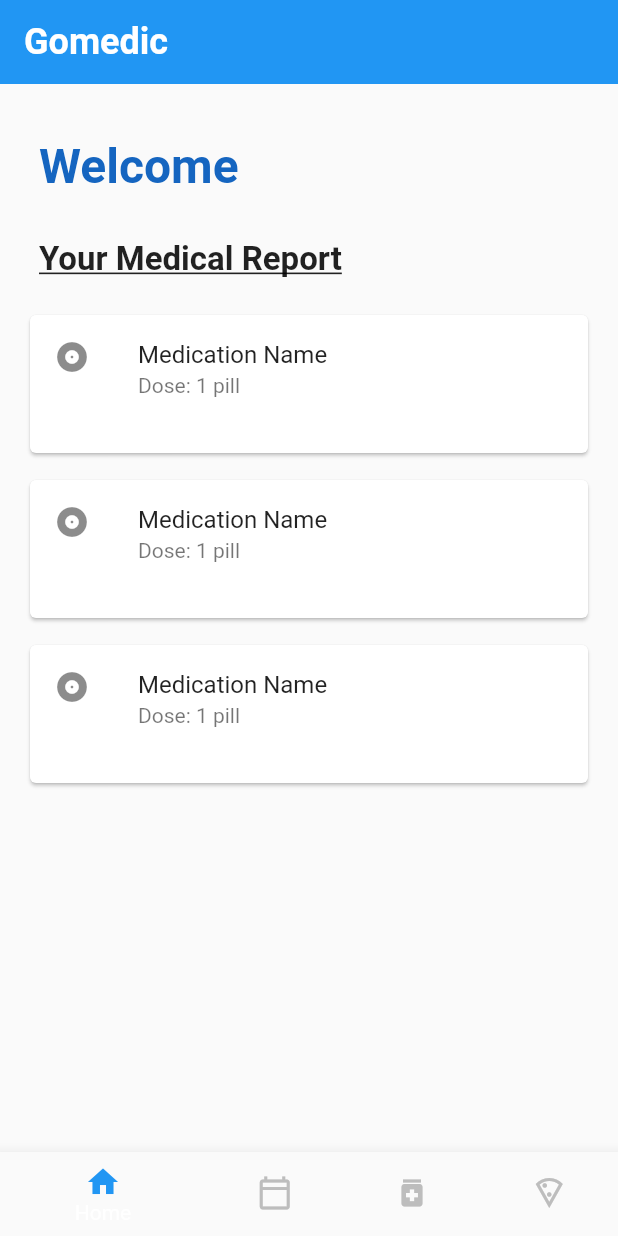
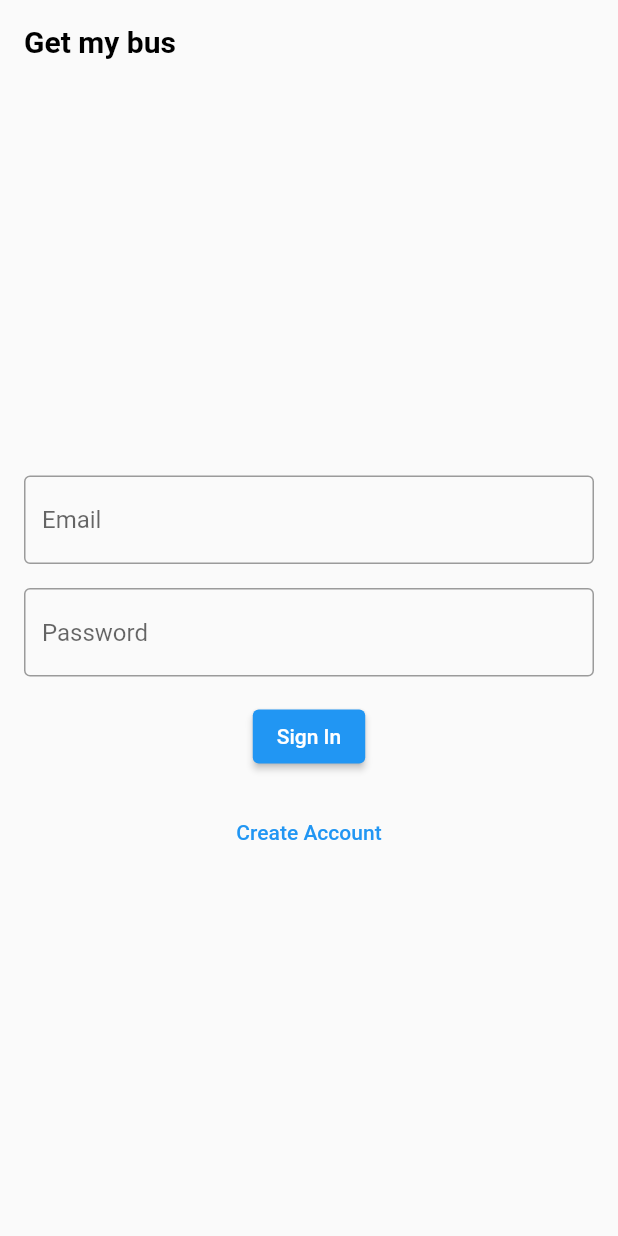
Before and after one commit to navaneethkulal8/hacktofuturehealthcare, a Flutter app: the screen it shows after launch, on a phone screen of 412 x 824 dp. Run offline on Flutter 3.47's test engine with Material 2 defaults, Android fonts, the light colour scheme and no system bars; our stand-ins replace firebase_auth; accounts and stored records are empty.

Commit message:
login and create account

```diff
--- a/lib/main.dart
+++ b/lib/main.dart
@@ -1,70 +1,49 @@
 import 'package:flutter/material.dart';
-import 'package:gomedic/pages/explorepage.dart';
-import 'package:gomedic/pages/homepage.dart';
-import 'package:gomedic/pages/navigationpage.dart';
-import 'package:gomedic/pages/profilepage.dart';
+import 'package:firebase_auth/firebase_auth.dart';
+import 'package:gomedic/pages/controllerpage.dart';
+import 'package:gomedic/pages/loginpage.dart';
+import 'package:gomedic/pages/createaccount.dart';
 
 void main() {
-  runApp(MyApp());
+  runApp(const MyApp());
 }
 
 class MyApp extends StatelessWidget {
+  const MyApp({Key? key}) : super(key: key);
+
   @override
   Widget build(BuildContext context) {
-    return MaterialApp(title: 'My App', home: BottomNavBar());
+    return MaterialApp(
+      title: 'Gomedic',
+      home: AuthWrapper(),
+    );
   }
 }
 
-class BottomNavBar extends StatefulWidget {
-  @override
-  _BottomNavBarState createState() => _BottomNavBarState();
-}
-
-class _BottomNavBarState extends State<BottomNavBar> {
-  int _currentIndex = 0;
-  final List<Widget> _pages = [
-    HomePage(),
-    ExplorePage(),
-    NotificationsPage(),
-    ProfilePage(),
-  ];
-
+class AuthWrapper extends StatelessWidget {
   @override
   Widget build(BuildContext context) {
-    return Scaffold(
-      body: _pages[_currentIndex],
-      bottomNavigationBar: BottomNavigationBar(
-        currentIndex: _currentIndex,
-        onTap: (int index) {
-          setState(() {
-            _currentIndex = index;
-          });
-        },
-        selectedIconTheme: IconThemeData(
-          color: Colors.blue,
-        ),
-        unselectedIconTheme: IconThemeData(
-          color: Colors.grey[400],
-        ),
-        items: [
-          BottomNavigationBarItem(
-            icon: Icon(Icons.home),
-            label: 'Home',
-          ),
-          BottomNavigationBarItem(
-            icon: Icon(Icons.calendar_today_outlined),
-            label: 'appointment',
-          ),
-          BottomNavigationBarItem(
-            icon: Icon(Icons.medication),
-            label: 'Medication',
-          ),
-          BottomNavigationBarItem(
-            icon: Icon(Icons.local_pizza_outlined),
-            label: 'Diet',
-          ),
-        ],
-      ),
+    return StreamBuilder<User?>(
+      stream: FirebaseAuth.instance.authStateChanges(),
+      builder: (context, snapshot) {
+        if (snapshot.connectionState == ConnectionState.active) {
+          final user = snapshot.data;
+          if (user != null) {
+            // User is logged in, navigate to the ControllerPage.
+            return ControllerPage();
+          } else {
+            // User is not logged in, show the LoginPage.
+            return LoginPage();
+          }
+        } else {
+          // Show a loading indicator or splash screen while checking the user's authentication state.
+          return Scaffold(
+            body: Center(
+              child: CircularProgressIndicator(),
+            ),
+          );
+        }
+      },
     );
   }
 }
--- a/lib/pages/homepage.dart
+++ b/lib/pages/homepage.dart
@@ -1,6 +1,8 @@
 import 'package:flutter/material.dart';
 
 class HomePage extends StatefulWidget {
+  const HomePage({super.key});
+
   @override
   _HomePageState createState() => _HomePageState();
 }
@@ -10,7 +12,7 @@ class _HomePageState extends State<HomePage> {
   Widget build(BuildContext context) {
     return Scaffold(
       appBar: AppBar(
-        title: Text(
+        title: const Text(
           'Gomedic',
           style: TextStyle(
             color: Colors.white,
@@ -27,7 +29,7 @@ class _HomePageState extends State<HomePage> {
           child: Column(
             crossAxisAlignment: CrossAxisAlignment.start,
             children: [
-              SizedBox(height: 20),
+              const SizedBox(height: 20),
               Padding(
                 padding: const EdgeInsets.symmetric(horizontal: 10),
                 child: Text(
@@ -39,9 +41,9 @@ class _HomePageState extends State<HomePage> {
                   ),
                 ),
               ),
-              SizedBox(height: 30),
-              Padding(
-                padding: const EdgeInsets.symmetric(horizontal: 10),
+              const SizedBox(height: 30),
+              const Padding(
+                padding: EdgeInsets.symmetric(horizontal: 10),
                 child: Text(
                   'Your Medical Report',
                   style: TextStyle(
@@ -51,8 +53,8 @@ class _HomePageState extends State<HomePage> {
                   ),
                 ),
               ),
-              SizedBox(height: 20),
-              SizedBox(
+              const SizedBox(height: 20),
+              const SizedBox(
                 height: 100,
                 child: Card(
                   child: Column(
@@ -67,8 +69,8 @@ class _HomePageState extends State<HomePage> {
                   ),
                 ),
               ),
-              SizedBox(height: 10),
-              SizedBox(
+              const SizedBox(height: 10),
+              const SizedBox(
                 height: 100,
                 child: Card(
                   child: Column(
@@ -83,8 +85,8 @@ class _HomePageState extends State<HomePage> {
                   ),
                 ),
               ),
-              SizedBox(height: 10),
-              SizedBox(
+              const SizedBox(height: 10),
+              const SizedBox(
                 height: 100,
                 child: Card(
                   child: Column(
--- /dev/null
+++ b/lib/pages/loginpage.dart
@@ -0,0 +1,137 @@
+import 'package:flutter/material.dart';
+import 'package:firebase_auth/firebase_auth.dart';
+import 'package:gomedic/pages/createaccount.dart';
+import 'package:gomedic/pages/controllerpage.dart';
+
+class LoginPage extends StatefulWidget {
+  const LoginPage({Key? key}) : super(key: key);
+
+  @override
+  _LoginPageState createState() => _LoginPageState();
+}
+
+class _LoginPageState extends State<LoginPage> {
+  TextEditingController _emailController = TextEditingController();
+  TextEditingController _passwordController = TextEditingController();
+
+  bool _isSigningIn = false;
+
+  @override
+  Widget build(BuildContext context) {
+    return Scaffold(
+      appBar: AppBar(
+        backgroundColor: Colors.transparent,
+        elevation: 0,
+        title: Text(
+          'Get my bus',
+          style: TextStyle(
+            fontWeight: FontWeight.bold,
+            color: Colors.black,
+          ),
+        ),
+      ),
+      body: Center(
+        child: Padding(
+          padding: const EdgeInsets.all(16.0),
+          child: Column(
+            mainAxisAlignment: MainAxisAlignment.center,
+            children: [
+              SizedBox(height: 16),
+              TextField(
+                controller: _emailController,
+                decoration: InputDecoration(
+                  hintText: 'Email',
+                  border: OutlineInputBorder(),
+                ),
+              ),
+              SizedBox(height: 16),
+              TextField(
+                controller: _passwordController,
+                obscureText: true,
+                decoration: InputDecoration(
+                  hintText: 'Password',
+                  border: OutlineInputBorder(),
+                ),
+              ),
+              SizedBox(height: 16),
+              ElevatedButton(
+                onPressed: _isSigningIn ? null : _onSignInPressed,
+                child: Text('Sign In'),
+              ),
+              SizedBox(height: 16),
+              TextButton(
+                onPressed: _onCreateAccountPressed,
+                child: Text('Create Account'),
+              ),
+            ],
+          ),
+        ),
+      ),
+    );
+  }
+
+  void _onSignInPressed() async {
+    final email = _emailController.text;
+    final password = _passwordController.text;
+
+    if (email.isNotEmpty && password.isNotEmpty) {
+      setState(() {
+        _isSigningIn = true;
+      });
+
+      try {
+        UserCredential userCredential = await FirebaseAuth.instance.signInWithEmailAndPassword(
+          email: email,
+          password: password,
+        );
+
+        if (userCredential.user != null) {
+          // Sign-in successful, navigate to the home page.
+          Navigator.pushReplacement(
+            context,
+            MaterialPageRoute(
+              builder: (context) => ControllerPage(),
+            ),
+          );
+        }
+      } catch (e) {
+        // Handle sign-in errors
+        print('Sign-in failed: $e');
+        // Show error message to the user
+        showDialog(
+          context: context,
+          builder: (BuildContext context) {
+            return AlertDialog(
+              title: const Text('Sign-In Failed'),
+              content: Text(
+                'An error occurred while signing in. Please check your email and password and try again.',
+              ),
+              actions: <Widget>[
+                TextButton(
+                  onPressed: () {
+                    Navigator.of(context).pop();
+                  },
+                  child: const Text('OK'),
+                ),
+              ],
+            );
+          },
+        );
+      } finally {
+        setState(() {
+          _isSigningIn = false;
+        });
+      }
+    }
+  }
+
+  void _onCreateAccountPressed() {
+    // Navigate to the CreateAccountPage
+    Navigator.push(
+      context,
+      MaterialPageRoute(
+        builder: (context) => CreateAccountPage(),
+      ),
+    );
+  }
+}
--- a/pubspec.yaml
+++ b/pubspec.yaml
@@ -30,13 +30,16 @@ dependencies:
   flutter:
     sdk: flutter
   flutter_iconly: ^1.0.2
+  firebase_auth: ^4.7.2
+  firebase_core: ^2.15.0
+  cloud_firestore: ^4.8.4
 
 
   # The following adds the Cupertino Icons font to your application.
   # Use with the CupertinoIcons class for iOS style icons.
   cupertino_icons: ^1.0.2
   get: ^4.6.5
-  firebase_core: ^2.8.0
+
 # # Fire basedatabse
 # cloud_firestore: ^4.5.2
 dev_dependencies:
```
Also changed, not shown: lib/pages/controllerpage.dart (added, +61 -0 lines), lib/pages/createaccount.dart (added, +167 -0 lines), lib/pages/explorepage.dart (+27 -25 lines), lib/pages/navigationpage.dart (+28 -26 lines), lib/pages/profilepage.dart (+10 -8 lines), pubspec.lock, 5 other files.
